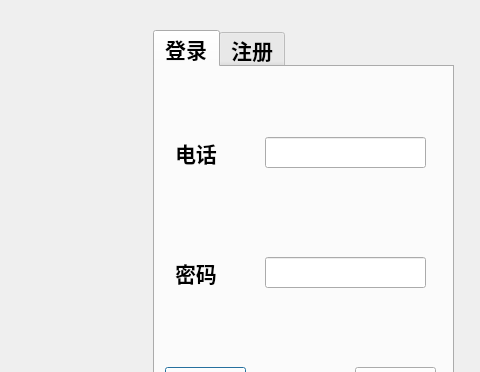
The window that login_dialog.ui (Lisp88/Meeting) describes before a commit, drawn with Qt 5; both pictures show x 137 to 617 and y 0 to 372 of the 617 by 467 pixel window.
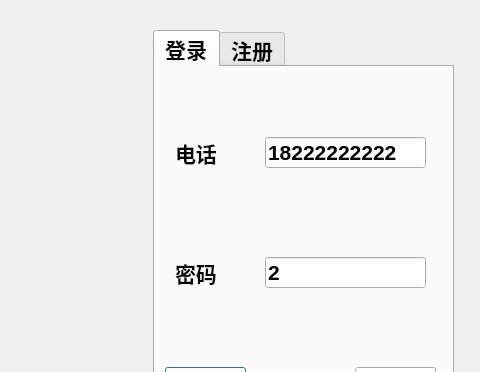
The same window after the commit. Icons and pictures are not drawn.

The edit to the form file:
```diff
--- a/login_dialog.ui
+++ b/login_dialog.ui
@@ -97,6 +97,9 @@
        <height>31</height>
       </rect>
      </property>
+     <property name="text">
+      <string>18222222222</string>
+     </property>
     </widget>
     <widget class="QLineEdit" name="le_login_password">
      <property name="geometry">
@@ -107,6 +110,9 @@
        <height>31</height>
       </rect>
      </property>
+     <property name="text">
+      <string>2</string>
+     </property>
     </widget>
     <widget class="QPushButton" name="pb_login">
      <property name="geometry">
```
